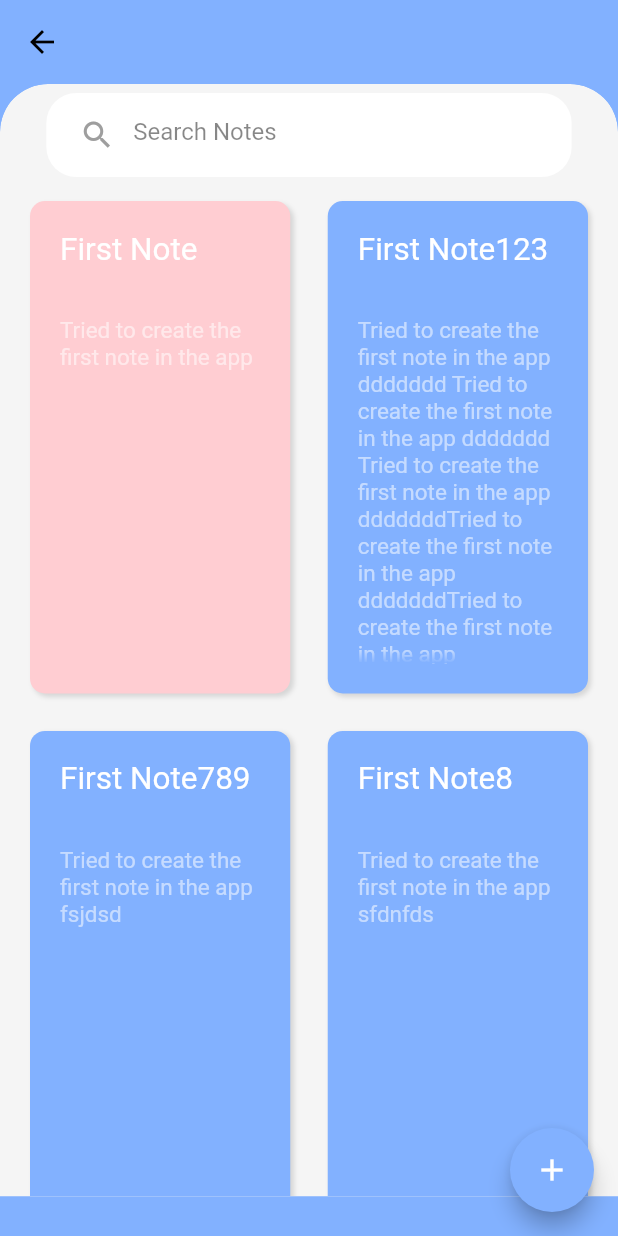
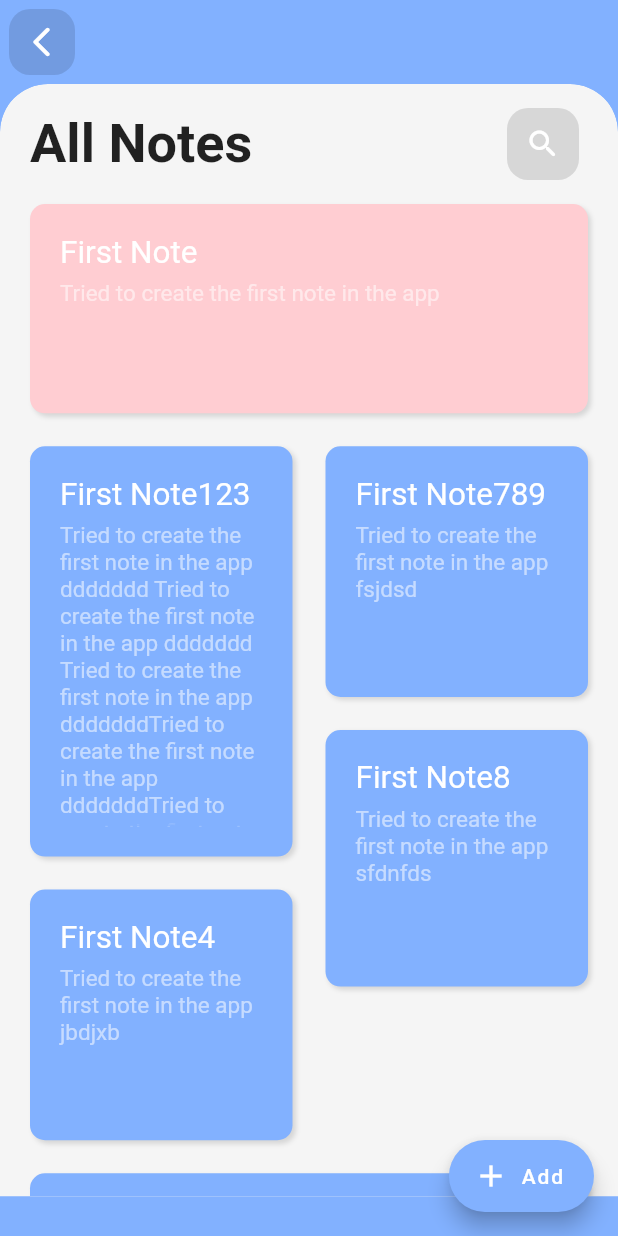
Before and after one commit to amitsindoliya/copyio, a Flutter app: the ViewAllNotesScreen screen opened directly, on a phone screen of 412 x 824 dp. Run offline on Flutter 3.47's test engine with Material 2 defaults, Android fonts, the phone set to English and light mode, and no system bars; our stand-ins replace bottom_navy_bar.

Commit message:
Revamped view all section page of the notes.

```diff
--- a/copyio/lib/notes_card.dart
+++ b/copyio/lib/notes_card.dart
@@ -45,14 +45,17 @@ class NotesCard extends StatelessWidget {
                 ),
               ),
             ),
-            Container(
-              height: height * 0.7,
+            Expanded(
+              child: Container(
+                padding: EdgeInsets.fromLTRB(0, 10.0, 0, 0),
+                // height: height * 0.7,
                 child: Text(
                   notes.body,
                   overflow: TextOverflow.fade,
                   style: TextStyle(
                     fontSize: 15.0,
                     color: Colors.white54,
+                  ),
                 ),
               ),
             )
--- /dev/null
+++ b/copyio/lib/providers/groups_provider.dart
@@ -0,0 +1,11 @@
+import 'package:copyio/models/groups.dart';
+import 'package:copyio/models/notes.dart';
+import 'package:flutter/material.dart';
+import 'package:provider/provider.dart';
+
+class GroupProvider with ChangeNotifier {
+  List<Group> _groupsList = [
+    Group(groupId: '1', groupName: 'All Notes', groupItems: []),
+    Group(groupId: '2', groupName: 'imp-Notes', groupItems: []),
+  ];
+}
--- a/copyio/lib/view_all_notes_screen.dart
+++ b/copyio/lib/view_all_notes_screen.dart
@@ -3,7 +3,9 @@ import 'package:copyio/notes_card.dart';
 import 'package:copyio/notes_detail.dart';
 import 'package:copyio/providers/notes_provider.dart';
 import 'package:flutter/material.dart';
+import 'package:flutter_staggered_grid_view/flutter_staggered_grid_view.dart';
 import 'package:provider/provider.dart';
+import 'dart:math';
 
 class ViewAllNotesScreen extends StatelessWidget {
   @override
@@ -12,6 +14,23 @@ class ViewAllNotesScreen extends StatelessWidget {
     return Scaffold(
       appBar: AppBar(
         elevation: 0.0,
+        leading: Container(
+          margin: EdgeInsets.all(6.0),
+          // color: Colors.black26,
+          decoration: BoxDecoration(
+            borderRadius: BorderRadius.all(
+              Radius.circular(14.0),
+            ),
+            color: Colors.black12,
+          ),
+          child: IconButton(
+            icon: Icon(
+              Icons.arrow_back_ios_rounded,
+              color: Colors.white,
+            ),
+            onPressed: () => Navigator.of(context).pop(),
+          ),
+        ),
       ),
       backgroundColor: Theme.of(context).primaryColor,
       body: ClipRRect(
@@ -32,33 +51,37 @@ class ViewAllNotesScreen extends StatelessWidget {
           // height: MediaQuery.of(context).size.height * 0.38,
           child: Column(
             children: [
-              Container(
-                width: MediaQuery.of(context).size.width * 0.85,
-                // margin: EdgeInsets.fromLTRB(40, 3, 40, 3),
-                margin: EdgeInsets.symmetric(
-                  vertical: 6,
-                  horizontal: 8,
-                ),
-                padding:
-                    const EdgeInsets.symmetric(vertical: 4, horizontal: 10),
-                decoration: BoxDecoration(
-                  color: Colors.white,
-                  borderRadius: BorderRadius.all(
-                    Radius.circular(20),
-                  ),
-                ),
-                child: TextField(
-                  decoration: InputDecoration(
-                    hintText: 'Search Notes',
-                    hintStyle: TextStyle(
-                      color: Colors.black.withAlpha(120),
+              Padding(
+                padding: const EdgeInsets.fromLTRB(10.0, 10.0, 10.0, 0.0),
+                child: Row(
+                  mainAxisAlignment: MainAxisAlignment.spaceBetween,
+                  children: [
+                    Text(
+                      'All Notes',
+                      style: TextStyle(
+                        fontSize: 36.0,
+                        fontWeight: FontWeight.bold,
+                        // color: Colors.blueAccent[100],
+                      ),
                     ),
-                    border: InputBorder.none,
-                    prefixIcon: Icon(
-                      Icons.search_sharp,
-                      color: Colors.grey,
+                    Container(
+                      margin: EdgeInsets.all(6.0),
+                      // color: Colors.black26,
+                      decoration: BoxDecoration(
+                        borderRadius: BorderRadius.all(
+                          Radius.circular(14.0),
+                        ),
+                        color: Colors.black12,
+                      ),
+                      child: IconButton(
+                        icon: Icon(
+                          Icons.search_rounded,
+                          color: Colors.white,
+                        ),
+                        onPressed: () {},
+                      ),
                     ),
-                  ),
+                  ],
                 ),
               ),
               // SizedBox(
@@ -66,31 +89,38 @@ class ViewAllNotesScreen extends StatelessWidget {
               // ),
               Expanded(
                 // height: MediaQuery.of(context).size.height * 0.8,
-                child: GridView.builder(
-                  // scrollDirection: Axis.horizontal,
+                child: StaggeredGridView.countBuilder(
+                  crossAxisCount: 4,
                   itemCount: _allNotes.length,
-                  itemBuilder: (context, index) {
+                  itemBuilder: (BuildContext context, int index) {
+                    // print('iiii' +
+                    //     (_allNotes[index].body.length * 0.1).toString());
                     return NotesCard(
                       _allNotes[index],
-                      MediaQuery.of(context).size.height * 0.4,
+                      MediaQuery.of(context).size.height * 0.25,
                     );
                   },
-                  gridDelegate: SliverGridDelegateWithFixedCrossAxisCount(
-                    crossAxisCount: 2,
-                    crossAxisSpacing: 5.0,
-                    mainAxisSpacing: 5.0,
-                    childAspectRatio: MediaQuery.of(context).size.width /
-                        (MediaQuery.of(context).size.height * 0.9),
-                  ),
+                  staggeredTileBuilder: (int index) => new StaggeredTile.count(
+                      index % 5 == 0 ? 4 : 2,
+                      index % 5 == 0
+                          ? min(2.0, _allNotes[index].body.length * 0.04) > 1
+                              ? min(2.0, _allNotes[index].body.length * 0.04)
+                              : 1.2
+                          : min(2.0, _allNotes[index].body.length * 0.04) > 1.5
+                              ? min(3.0, _allNotes[index].body.length * 0.04)
+                              : 1.5),
+                  mainAxisSpacing: 2.0,
+                  crossAxisSpacing: 2.0,
                 ),
               ),
             ],
           ),
         ),
       ),
-      floatingActionButton: FloatingActionButton(
-        child: Icon(Icons.add),
+      floatingActionButton: FloatingActionButton.extended(
+        icon: Icon(Icons.add),
         backgroundColor: Colors.blueAccent[100],
+        label: Text('Add'),
         onPressed: () {
           return Navigator.of(context).push(MaterialPageRoute(
               builder: (context) => NotesDetail(
--- a/copyio/pubspec.yaml
+++ b/copyio/pubspec.yaml
@@ -21,6 +21,7 @@ dependencies:
     sdk: flutter
   provider: ^5.0.0
   bottom_navy_bar: ^6.0.0
+  flutter_staggered_grid_view: ^0.4.0
   # The following adds the Cupertino Icons font to your application.
   # Use with the CupertinoIcons class for iOS style icons.
   cupertino_icons: ^0.1.2
```
Also changed, not shown: copyio/lib/home.dart (+6 -29 lines), copyio/lib/main.dart (+6 -1 lines), copyio/lib/models/groups.dart (+14 -1 lines), copyio/lib/notes_detail.dart (+35 -3 lines), copyio/pubspec.lock. Lines whose indentation alone changed are shown as unchanged.
